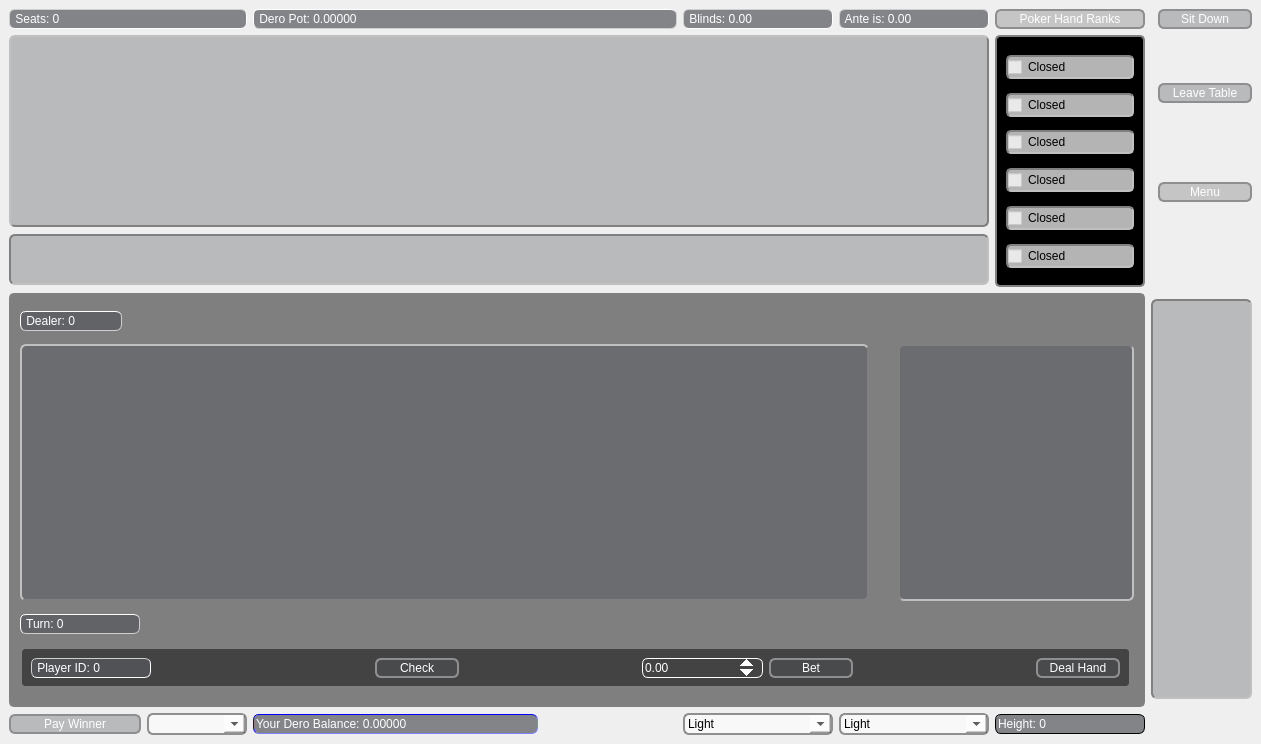
SixofClubsss/Dero-Poker-Table, file Holdero/mainwindow.ui: the form before one commit.
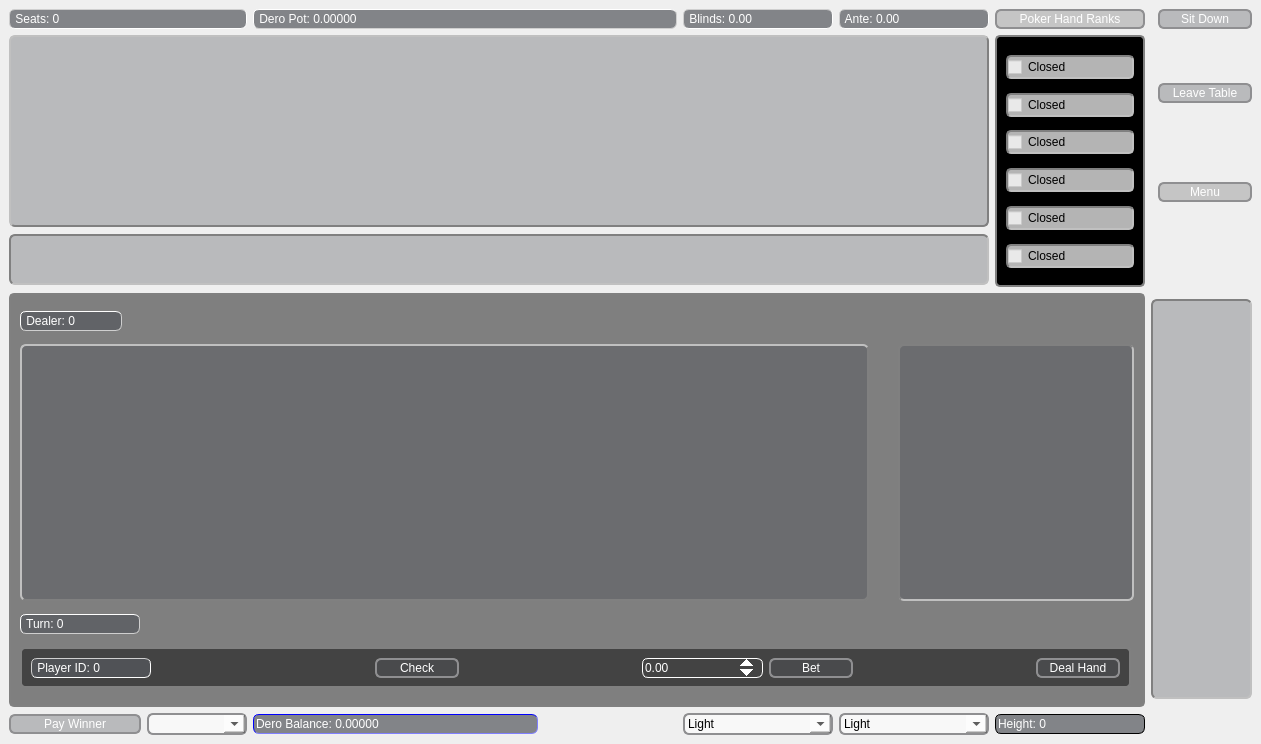
The form after the commit. Icons and pictures are not drawn.

Commit message:
fix maximized display, combo box text
Push #2

Patch:
```diff
--- a/Holdero/mainwindow.ui
+++ b/Holdero/mainwindow.ui
@@ -345,7 +345,7 @@
        <enum>QAbstractSpinBox::NoButtons</enum>
       </property>
       <property name="prefix">
-       <string> Ante is: </string>
+       <string> Ante: </string>
       </property>
       <property name="decimals">
        <number>2</number>
@@ -1691,7 +1691,7 @@
        <enum>QAbstractSpinBox::NoButtons</enum>
       </property>
       <property name="prefix">
-       <string>Your Dero Balance: </string>
+       <string>Dero Balance: </string>
       </property>
       <property name="decimals">
        <number>5</number>
```
Left out of the diff: 21 changed lines with no effect on the pictures. The commit also changes 3 other files.
